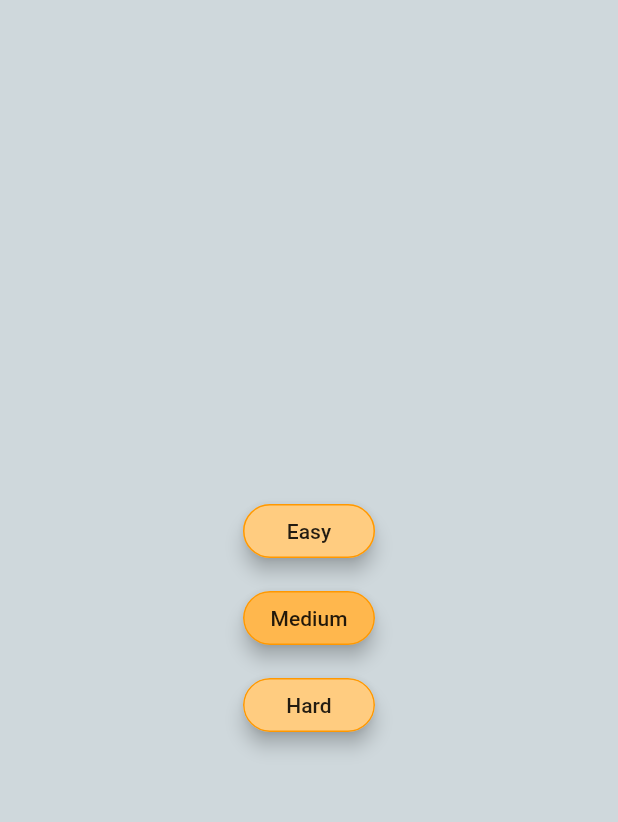
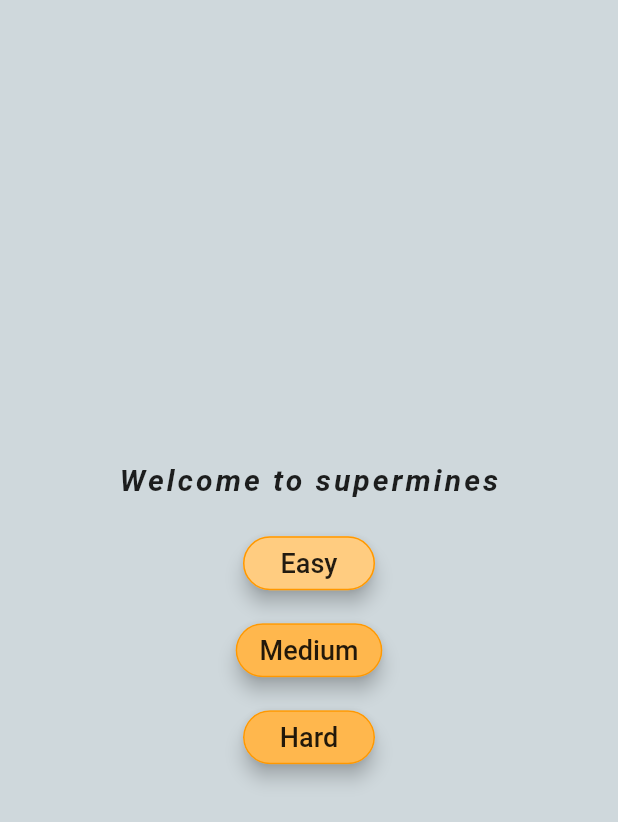
Before and after one commit to Gowtham-mg/supermines, a Flutter app: the screen it shows after launch, swiped to page 2, on a phone screen of 412 x 824 dp. Shown: the top 822 px of the screen. Run offline on Flutter 3.47's test engine with Material 2 defaults, Android fonts, the phone set to English and light mode, and no system bars; our stand-ins replace font_awesome_flutter.

Commit message:
added text styles

```diff
--- a/lib/home_screen.dart
+++ b/lib/home_screen.dart
@@ -27,21 +27,14 @@ class _HomePageState extends State<HomePage> with SingleTickerProviderStateMixin
     // TODO: implement dispose
     super.dispose();
   }
-  final _scaffoldKey = GlobalKey<ScaffoldState>();
+
   @override
   Widget build(BuildContext context) {
     var size = MediaQuery.of(context).size;
     return Scaffold(
-      key: _scaffoldKey,
       backgroundColor: Colors.blueGrey.shade100,
       body: PageView(
         controller: _pageController ,
-        // onPageChanged: (index){
-        //   if(index==1 && controller != null){
-        //     controller.dispose();
-        //   }
-          // _pageController.dispose();
-        // },
         children: [
           Stack(
           children: [
@@ -75,13 +68,14 @@ class _HomePageState extends State<HomePage> with SingleTickerProviderStateMixin
         child: Column(
           mainAxisAlignment: MainAxisAlignment.center,
           children: [
+            Text('Welcome to supermines', style: TextStyle(letterSpacing: 2, fontSize: 20, fontStyle: FontStyle.italic, fontWeight: FontWeight.w600), ),
+            SizedBox(height: 20,),
             RaisedButton(
               shape: StadiumBorder(side: BorderSide(color: Colors.orange, style: BorderStyle.solid, width: 1)),
               elevation: 5,
-              child: Text('Easy'),
+              child: Text('Easy',style: TextStyle(fontSize: 18),),
               onPressed: (){
                 controller.stop();
-                _scaffoldKey.currentState.showSnackBar(SnackBar(content: Text('Your board is getting ready'),duration: Duration(seconds: 1),));
                 updateCount(10, 6);
                 Navigator.push(context, MaterialPageRoute(builder: (context)=> GameBoard()));
               },
@@ -92,10 +86,9 @@ class _HomePageState extends State<HomePage> with SingleTickerProviderStateMixin
               animationDuration: Duration(seconds: 1),
                 shape: StadiumBorder(side: BorderSide(color: Colors.orange, style: BorderStyle.solid, width: 1)),
                 elevation: 5,
-                child: Text('Medium'),
+                child: Text('Medium',style: TextStyle(fontSize: 18),),
                 onPressed: (){
                 controller.stop();
-                _scaffoldKey.currentState.showSnackBar(SnackBar(content: Text('Your board is getting ready'),duration: Duration(seconds: 2),));
                 updateCount(13, 8);
                 Navigator.push(context, MaterialPageRoute(builder: (context)=> GameBoard()));
               },
@@ -110,11 +103,10 @@ class _HomePageState extends State<HomePage> with SingleTickerProviderStateMixin
               clipBehavior: Clip.antiAliasWithSaveLayer,
               shape: StadiumBorder(side: BorderSide(color: Colors.orange, style: BorderStyle.solid, width: 1)),
               elevation: 5,
-              child: Text('Hard'),
-                color: Colors.orange.shade200,
+              child: Text('Hard', style: TextStyle(fontSize: 18),),
+                color: Colors.orange.shade300,
               onPressed: (){
                 controller.stop();
-                _scaffoldKey.currentState.showSnackBar(SnackBar(content: Text('Your board is getting ready'),duration: Duration(seconds: 3),));
                 updateCount(15, 10);
                 Navigator.push(context, MaterialPageRoute(builder: (context)=> GameBoard()));
               },
```
Also changed, not shown: lib/difficulty_screen.dart (deleted, +0 -11 lines), lib/game_board.dart (+9 -3 lines).
